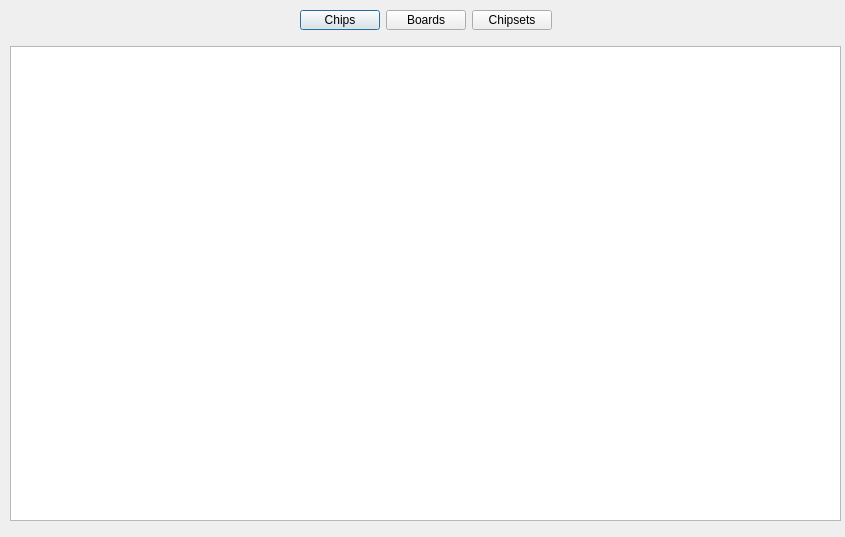
Qt form supported.ui (lukaszdmitrowski/coreboot_flashtool) before a commit.
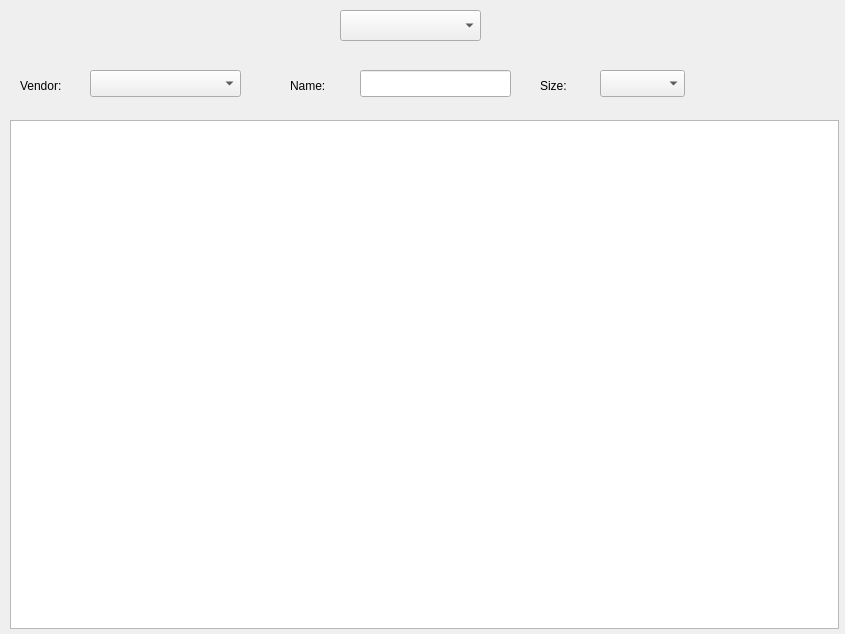
The same form after that commit. Icons and pictures are not drawn.

Commit message: [ADD] Initial commit for filtering supported hardware

```diff
--- a/supported.ui
+++ b/supported.ui
@@ -7,7 +7,7 @@
     <x>0</x>
     <y>0</y>
     <width>845</width>
-    <height>537</height>
+    <height>634</height>
    </rect>
   </property>
   <property name="sizePolicy">
@@ -23,111 +23,94 @@
    <iconset resource="resources.qrc">
     <normaloff>:/Icons/icons/supported.png</normaloff>:/Icons/icons/supported.png</iconset>
   </property>
-  <widget class="QWidget" name="layoutWidget">
+  <widget class="QTableView" name="tableView">
    <property name="geometry">
     <rect>
      <x>10</x>
+     <y>120</y>
+     <width>829</width>
+     <height>509</height>
+    </rect>
+   </property>
+  </widget>
+  <widget class="QComboBox" name="cb_sel_hardware">
+   <property name="geometry">
+    <rect>
+     <x>340</x>
      <y>10</y>
-     <width>831</width>
-     <height>511</height>
+     <width>141</width>
+     <height>31</height>
     </rect>
    </property>
-   <layout class="QVBoxLayout" name="verticalLayout">
-    <item>
-     <layout class="QHBoxLayout" name="horizontalLayout">
-      <item>
-       <spacer name="horizontalSpacer_3">
-        <property name="orientation">
-         <enum>Qt::Horizontal</enum>
-        </property>
-        <property name="sizeHint" stdset="0">
-         <size>
-          <width>40</width>
-          <height>20</height>
-         </size>
-        </property>
-       </spacer>
-      </item>
-      <item>
-       <widget class="QPushButton" name="b_show_chips">
-        <property name="sizePolicy">
-         <sizepolicy hsizetype="Minimum" vsizetype="Maximum">
-          <horstretch>0</horstretch>
-          <verstretch>0</verstretch>
-         </sizepolicy>
-        </property>
-        <property name="maximumSize">
-         <size>
-          <width>16777215</width>
-          <height>20</height>
-         </size>
-        </property>
-        <property name="text">
-         <string>Chips</string>
-        </property>
-       </widget>
-      </item>
-      <item>
-       <widget class="QPushButton" name="b_show_boards">
-        <property name="maximumSize">
-         <size>
-          <width>16777215</width>
-          <height>20</height>
-         </size>
-        </property>
-        <property name="text">
-         <string>Boards</string>
-        </property>
-       </widget>
-      </item>
-      <item>
-       <widget class="QPushButton" name="b_show_chipsets">
-        <property name="maximumSize">
-         <size>
-          <width>16777215</width>
-          <height>20</height>
-         </size>
-        </property>
-        <property name="text">
-         <string>Chipsets</string>
-        </property>
-       </widget>
-      </item>
-      <item>
-       <spacer name="horizontalSpacer_4">
-        <property name="orientation">
-         <enum>Qt::Horizontal</enum>
-        </property>
-        <property name="sizeHint" stdset="0">
-         <size>
-          <width>40</width>
-          <height>20</height>
-         </size>
-        </property>
-       </spacer>
-      </item>
-     </layout>
-    </item>
-    <item>
-     <spacer name="verticalSpacer">
-      <property name="orientation">
-       <enum>Qt::Vertical</enum>
-      </property>
-      <property name="sizeType">
-       <enum>QSizePolicy::Preferred</enum>
-      </property>
-      <property name="sizeHint" stdset="0">
-       <size>
-        <width>20</width>
-        <height>10</height>
-       </size>
-      </property>
-     </spacer>
-    </item>
-    <item>
-     <widget class="QTableView" name="tableView"/>
-    </item>
-   </layout>
+  </widget>
+  <widget class="QLabel" name="l_vendor">
+   <property name="geometry">
+    <rect>
+     <x>20</x>
+     <y>70</y>
+     <width>67</width>
+     <height>31</height>
+    </rect>
+   </property>
+   <property name="text">
+    <string>Vendor:</string>
+   </property>
+  </widget>
+  <widget class="QLabel" name="l_size">
+   <property name="geometry">
+    <rect>
+     <x>540</x>
+     <y>70</y>
+     <width>67</width>
+     <height>31</height>
+    </rect>
+   </property>
+   <property name="text">
+    <string>Size:</string>
+   </property>
+  </widget>
+  <widget class="QLabel" name="l_name">
+   <property name="geometry">
+    <rect>
+     <x>290</x>
+     <y>70</y>
+     <width>67</width>
+     <height>31</height>
+    </rect>
+   </property>
+   <property name="text">
+    <string>Name:</string>
+   </property>
+  </widget>
+  <widget class="QComboBox" name="cb_sel_vendor">
+   <property name="geometry">
+    <rect>
+     <x>90</x>
+     <y>70</y>
+     <width>151</width>
+     <height>27</height>
+    </rect>
+   </property>
+  </widget>
+  <widget class="QComboBox" name="cb_sel_size">
+   <property name="geometry">
+    <rect>
+     <x>600</x>
+     <y>70</y>
+     <width>85</width>
+     <height>27</height>
+    </rect>
+   </property>
+  </widget>
+  <widget class="QLineEdit" name="edit_name">
+   <property name="geometry">
+    <rect>
+     <x>360</x>
+     <y>70</y>
+     <width>151</width>
+     <height>27</height>
+    </rect>
+   </property>
   </widget>
  </widget>
  <resources>
```
Left out of the diff: 6 changed lines with no effect on the pictures. The commit also changes 4 other files.
